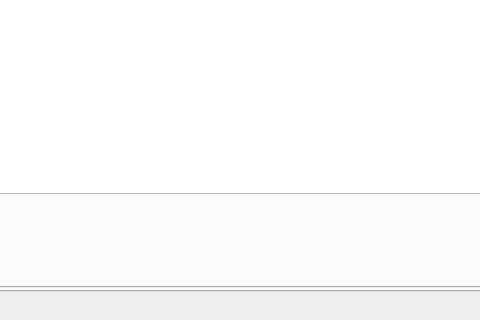
Before: the Qt Designer form gestionbus/ProjetKhaled/projetkhaled.ui in KhaledKhm/bus, drawn with Qt 5; both pictures show x 90 to 570 and y 279 to 599 of the 807 by 599 pixel window.
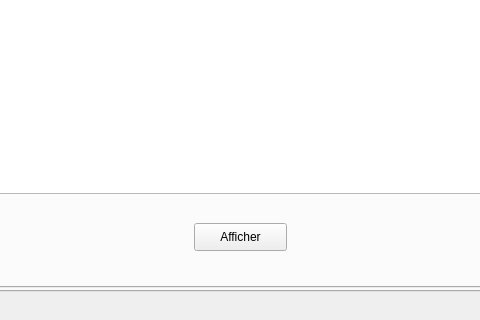
After: the same form once the commit is applied. The open tabs and pages were chosen to show the change.

Patch:
```diff
--- a/gestionbus/ProjetKhaled/projetkhaled.ui
+++ b/gestionbus/ProjetKhaled/projetkhaled.ui
@@ -842,6 +842,19 @@
          </rect>
         </property>
        </widget>
+       <widget class="QPushButton" name="pbFournisseurAfficher">
+        <property name="geometry">
+         <rect>
+          <x>280</x>
+          <y>450</y>
+          <width>93</width>
+          <height>28</height>
+         </rect>
+        </property>
+        <property name="text">
+         <string>Afficher</string>
+        </property>
+       </widget>
       </widget>
      </widget>
     </widget>
```
Left out of the diff: 30 changed lines with no effect on the pictures.
